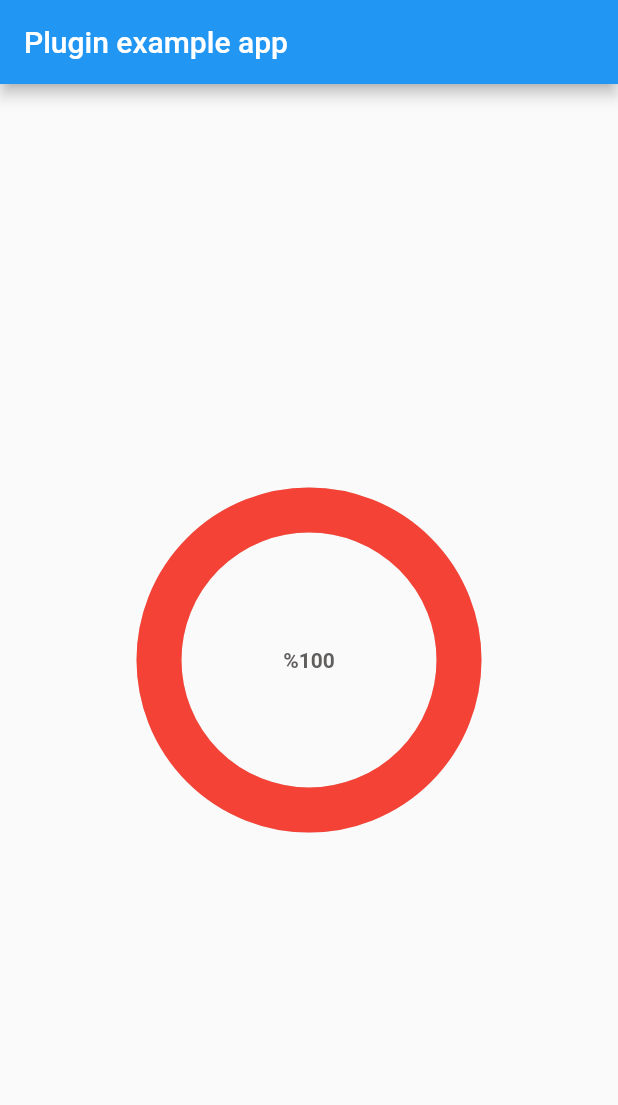
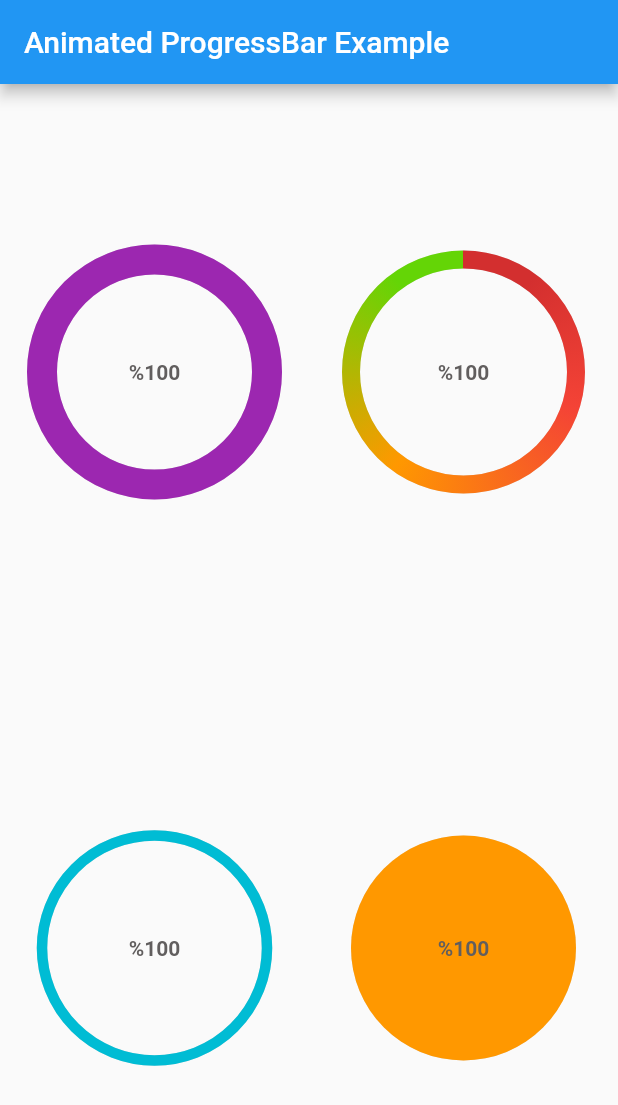
Before and after one commit to mostafa-efafi/animated_progress_bar, a Flutter app: the screen it shows after launch, on a phone screen of 412 x 824 dp. Shown: the top 1105 px of the screen. Run offline on Flutter 3.47's test engine with Material 2 defaults, Android fonts, the phone set to English and light mode, and no system bars.

Commit message:
improved progressBar color

```diff
--- a/example/lib/main.dart
+++ b/example/lib/main.dart
@@ -18,16 +18,55 @@ class _MyAppState extends State<MyApp> {
     return MaterialApp(
       home: Scaffold(
         appBar: AppBar(
-          title: const Text('Plugin example app'),
+          title: const Text('Animated ProgressBar Example'),
         ),
-        body: const Center(
-          child: SizedBox(
-              height: 200,
-              width: 200,
-              child: AnimatedProgressBar(
-                stroke: 30,
-                style: PaintingStyle.stroke,
-              )),
+        body: Center(
+          child: Column(
+            mainAxisAlignment: MainAxisAlignment.spaceAround,
+            crossAxisAlignment: CrossAxisAlignment.center,
+            children: [
+              Row(
+                mainAxisAlignment: MainAxisAlignment.spaceAround,
+                children: const [
+                  SizedBox(
+                      height: 150,
+                      width: 150,
+                      child: AnimatedProgressBar(
+                        stroke: 20,
+                        color: Colors.purple,
+                        style: PaintingStyle.stroke,
+                      )),
+                  SizedBox(
+                      height: 150,
+                      width: 150,
+                      child: AnimatedProgressBar(
+                        stroke: 12,
+                        style: PaintingStyle.stroke,
+                      )),
+                ],
+              ),
+              Row(
+                mainAxisAlignment: MainAxisAlignment.spaceAround,
+                children: const [
+                  SizedBox(
+                      height: 150,
+                      width: 150,
+                      child: AnimatedProgressBar(
+                        stroke: 7,
+                        color: Colors.cyan,
+                        style: PaintingStyle.stroke,
+                      )),
+                  SizedBox(
+                      height: 150,
+                      width: 150,
+                      child: AnimatedProgressBar(
+                        color: Colors.orange,
+                        style: PaintingStyle.fill,
+                      )),
+                ],
+              )
+            ],
+          ),
         ),
       ),
     );
--- a/lib/animated_progress_bar.dart
+++ b/lib/animated_progress_bar.dart
@@ -4,7 +4,8 @@ import 'package:flutter/material.dart';
 class AnimatedProgressBar extends StatefulWidget {
   final double? stroke;
   final PaintingStyle? style;
-  const AnimatedProgressBar({Key? key, this.stroke, this.style})
+  final Color? color;
+  const AnimatedProgressBar({Key? key, this.stroke, this.style, this.color})
       : super(key: key);
 
   @override
@@ -80,6 +81,7 @@ class _AnimatedProgressBarState extends State<AnimatedProgressBar>
   @override
   Widget build(BuildContext context) {
     return View(
+      color: widget.color,
       style: widget.style,
       staticFraction: _staticFraction,
       fraction: _fraction,
--- a/lib/src/view.dart
+++ b/lib/src/view.dart
@@ -5,13 +5,15 @@ class View extends StatelessWidget {
   final double fraction;
   final double staticFraction;
   final double? stroke;
+  final Color? color;
   final PaintingStyle? style;
   const View(
       {Key? key,
       required this.fraction,
       required this.staticFraction,
       this.stroke,
-      this.style})
+      this.style,
+      this.color})
       : super(key: key);
 
   @override
@@ -24,7 +26,7 @@ class View extends StatelessWidget {
             children: [
               CustomPaint(
                 painter: CircleShape(
-                    color: Colors.red,
+                    color: color,
                     stroke: stroke ?? 10,
                     style: style ?? PaintingStyle.stroke,
                     fraction: fraction,
```
Also changed, not shown: 2 other files.
